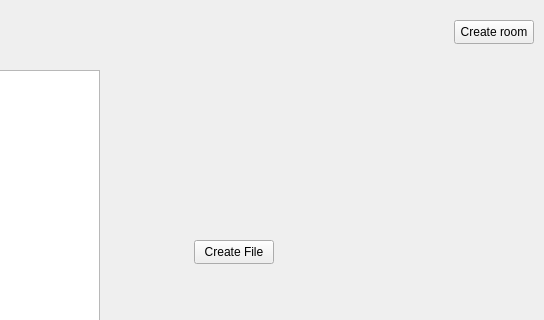
Above: DomoticaGUI/mainwindow.ui from Wboerenkamps/domitica before the change; both pictures show x 256 to 800 and y 0 to 320 of the 800 by 600 pixel window. Below: the same form after it.
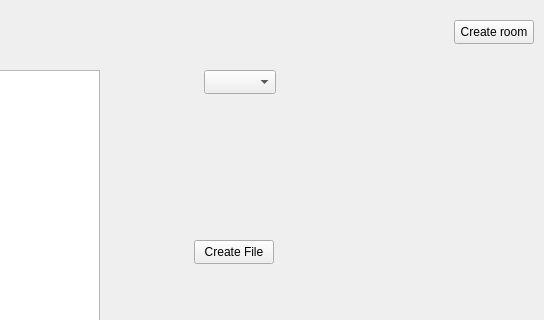
That is the form after the change.

Patch:
```diff
--- a/DomoticaGUI/mainwindow.ui
+++ b/DomoticaGUI/mainwindow.ui
@@ -63,6 +63,16 @@
      <string>Read file</string>
     </property>
    </widget>
+   <widget class="QComboBox" name="comboBox">
+    <property name="geometry">
+     <rect>
+      <x>460</x>
+      <y>70</y>
+      <width>72</width>
+      <height>24</height>
+     </rect>
+    </property>
+   </widget>
   </widget>
   <widget class="QMenuBar" name="menubar">
    <property name="geometry">
```
